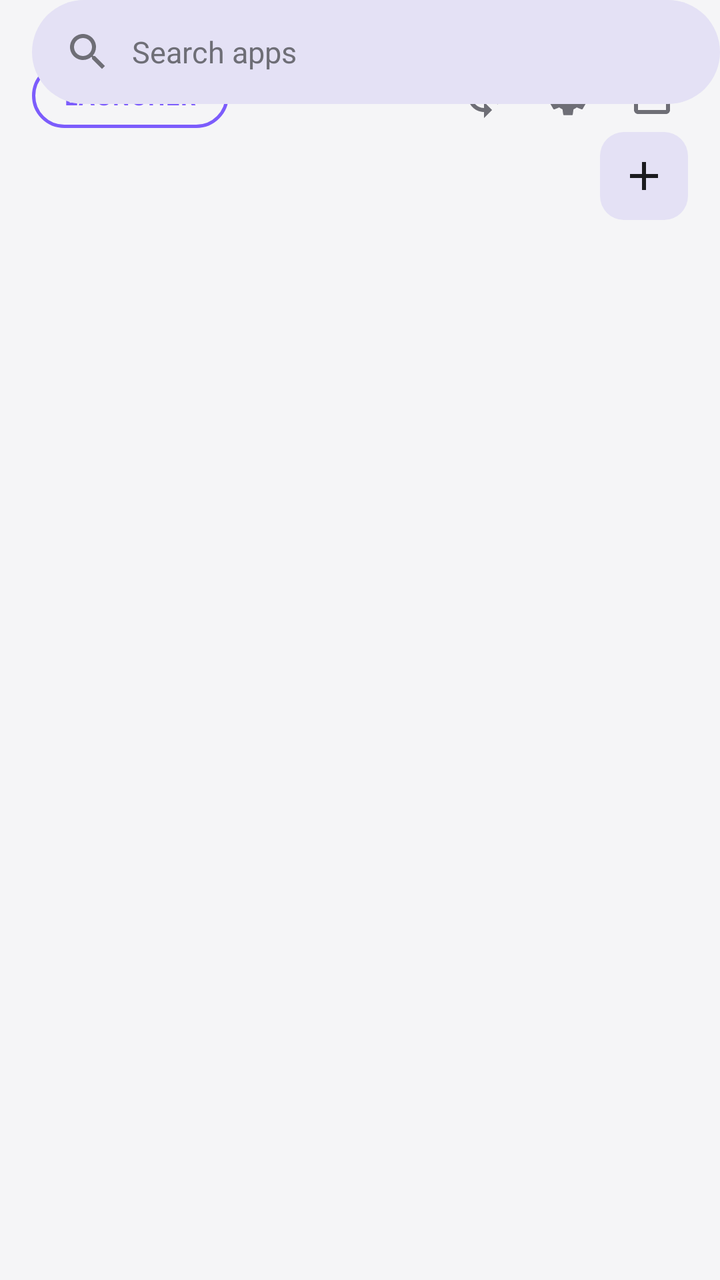
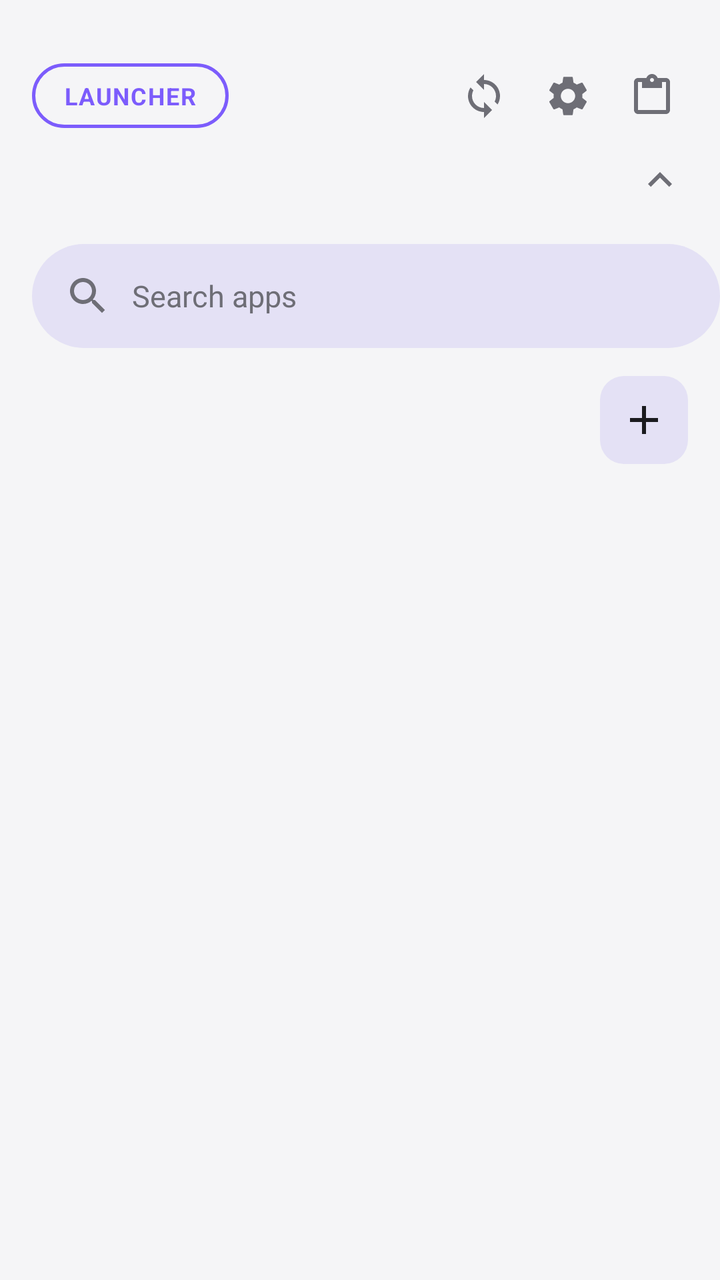

An Android layout rendered at two revisions. The XML below is the earlier revision; the diff shows what the commit changed to produce the second picture.
<!-- AndroidManifest.xml: activity theme Theme.DevBayLauncher -->
<!-- res/layout/activity_main.xml -->
<?xml version="1.0" encoding="utf-8"?>
<androidx.constraintlayout.widget.ConstraintLayout xmlns:android="http://schemas.android.com/apk/res/android"
    xmlns:app="http://schemas.android.com/apk/res-auto"
    xmlns:tools="http://schemas.android.com/tools"
    android:layout_width="match_parent"
    android:layout_height="match_parent"
    android:background="@color/launcher_background"
    android:fitsSystemWindows="true">

    <FrameLayout
        android:id="@+id/gestureZone"
        android:layout_width="match_parent"
        android:layout_height="wrap_content"
        android:minHeight="64dp"
        app:layout_constraintTop_toTopOf="parent"
        app:layout_constraintStart_toStartOf="parent"
        app:layout_constraintEnd_toEndOf="parent">

        <ImageView
            android:id="@+id/headerLogo"
            android:layout_width="44dp"
            android:layout_height="44dp"
            android:layout_gravity="center"
            android:layout_marginTop="16dp"
            android:src="@drawable/ic_launcher_foreground"
            android:contentDescription="@null" />

        <LinearLayout
            android:layout_width="wrap_content"
            android:layout_height="wrap_content"
            android:layout_gravity="end|center_vertical"
            android:layout_marginTop="16dp"
            android:layout_marginEnd="16dp"
            android:orientation="horizontal">

            <ImageButton
                android:id="@+id/resetButton"
                android:layout_width="36dp"
                android:layout_height="36dp"
                android:layout_marginEnd="6dp"
                android:background="?attr/selectableItemBackgroundBorderless"
                android:src="@drawable/ic_reset"
                app:tint="@color/launcher_text_secondary"
                android:contentDescription="@null" />

            <ImageButton
                android:id="@+id/settingsButton"
                android:layout_width="36dp"
                android:layout_height="36dp"
                android:layout_marginEnd="6dp"
                android:background="?attr/selectableItemBackgroundBorderless"
                android:src="@drawable/ic_developer_settings"
                app:tint="@color/launcher_text_secondary"
                android:contentDescription="@null" />

            <ImageButton
                android:id="@+id/clipboardButton"
                android:layout_width="36dp"
                android:layout_height="36dp"
                android:background="?attr/selectableItemBackgroundBorderless"
                android:src="@drawable/ic_clipboard"
                app:tint="@color/launcher_text_secondary"
                android:contentDescription="@null" />

        </LinearLayout>

        <TextView
            android:id="@+id/launcherSwitchButton"
            android:layout_width="wrap_content"
            android:layout_height="wrap_content"
            android:layout_gravity="start|center_vertical"
            android:layout_marginTop="16dp"
            android:layout_marginStart="16dp"
            android:background="@drawable/bg_launcher_pill"
            android:paddingStart="16dp"
            android:paddingEnd="16dp"
            android:paddingTop="8dp"
            android:paddingBottom="8dp"
            android:text="@string/launcher_button_label"
            android:textColor="@color/accent_primary"
            android:textSize="12sp"
            android:textStyle="bold"
            android:letterSpacing="0.05"
            android:clickable="true"
            android:focusable="true"
            android:elevation="4dp" />

    </FrameLayout>

    <LinearLayout
        android:layout_width="match_parent"
        android:layout_height="wrap_content"
        android:orientation="horizontal"
        android:gravity="center_vertical"
        android:layout_marginTop="8dp"
        app:layout_constraintTop_toBottomOf="@id/gestureZone"
        app:layout_constraintStart_toStartOf="parent"
        app:layout_constraintEnd_toEndOf="parent">

        <androidx.recyclerview.widget.RecyclerView
            android:id="@+id/quickToggleRow"
            android:layout_width="0dp"
            android:layout_height="wrap_content"
            android:layout_weight="1"
            android:paddingStart="12dp"
            android:clipToPadding="false"
            tools:listitem="@layout/item_quick_toggle" />

        <ImageButton
            android:id="@+id/quickToggleExpandButton"
            android:layout_width="36dp"
            android:layout_height="36dp"
            android:layout_marginEnd="12dp"
            android:background="?attr/selectableItemBackgroundBorderless"
            android:src="@drawable/ic_chevron_up"
            app:tint="@color/launcher_text_secondary"
            android:contentDescription="@null" />

    </LinearLayout>

    <EditText
        android:id="@+id/searchInput"
        android:layout_width="0dp"
        android:layout_height="52dp"
        android:layout_marginTop="14dp"
        android:layout_marginStart="16dp"
        android:background="@drawable/bg_search_pill"
        android:drawableStart="@drawable/ic_search"
        android:drawableTint="@color/launcher_text_secondary"
        android:drawablePadding="10dp"
        android:paddingStart="16dp"
        android:paddingEnd="16dp"
        android:gravity="center_vertical"
        android:hint="@string/search_apps_hint"
        android:textColorHint="@color/launcher_text_secondary"
        android:textColor="@color/launcher_text_primary"
        android:textSize="15sp"
        android:singleLine="true"
        android:inputType="text|textNoSuggestions"
        android:imeOptions="actionSearch"
        android:maxLines="1"
        app:layout_constraintTop_toBottomOf="@id/quickToggleRow"
        app:layout_constraintStart_toStartOf="parent"
        app:layout_constraintEnd_toStartOf="@id/vaultBiometricButton" />

    <ImageButton
        android:id="@+id/vaultBiometricButton"
        android:layout_width="44dp"
        android:layout_height="44dp"
        android:layout_marginStart="8dp"
        android:layout_marginEnd="16dp"
        android:background="@drawable/bg_add_widget_button"
        android:src="@drawable/ic_fingerprint"
        app:tint="@color/launcher_text_primary"
        android:visibility="gone"
        android:contentDescription="@null"
        app:layout_constraintTop_toTopOf="@id/searchInput"
        app:layout_constraintBottom_toBottomOf="@id/searchInput"
        app:layout_constraintEnd_toEndOf="parent" />

    <LinearLayout
        android:id="@+id/recentAppsSection"
        android:layout_width="0dp"
        android:layout_height="wrap_content"
        android:orientation="vertical"
        android:layout_marginTop="16dp"
        android:layout_marginStart="16dp"
        android:layout_marginEnd="16dp"
        android:visibility="gone"
        app:layout_constraintTop_toBottomOf="@id/searchInput"
        app:layout_constraintStart_toStartOf="parent"
        app:layout_constraintEnd_toEndOf="parent">

        <LinearLayout
            android:layout_width="match_parent"
            android:layout_height="wrap_content"
            android:orientation="horizontal"
            android:gravity="center_vertical">

            <TextView
                android:id="@+id/recentAppsLabel"
                android:layout_width="0dp"
                android:layout_height="wrap_content"
                android:layout_weight="1"
                android:text="@string/recent_apps_label"
                android:textColor="@color/launcher_text_secondary"
                android:textSize="12sp"
                android:textStyle="bold"
                android:letterSpacing="0.05" />

            <TextView
                android:id="@+id/clearRecentButton"
                android:layout_width="wrap_content"
                android:layout_height="wrap_content"
                android:text="@string/action_clear"
                android:textColor="@color/accent_primary"
                android:textSize="12sp"
                android:textStyle="bold"
                android:background="?attr/selectableItemBackground"
                android:paddingStart="8dp"
                android:paddingEnd="8dp"
                android:paddingTop="4dp"
                android:paddingBottom="4dp" />

        </LinearLayout>

        <androidx.recyclerview.widget.RecyclerView
            android:id="@+id/recentAppsRow"
            android:layout_width="match_parent"
            android:layout_height="wrap_content"
            android:layout_marginTop="6dp"
            android:clipToPadding="false"
            tools:listitem="@layout/item_recent_app" />

    </LinearLayout>

    <LinearLayout
        android:id="@+id/githubSection"
        android:layout_width="0dp"
        android:layout_height="wrap_content"
        android:orientation="vertical"
        android:layout_marginTop="14dp"
        android:layout_marginStart="16dp"
        android:layout_marginEnd="16dp"
        android:visibility="gone"
        app:layout_constraintTop_toBottomOf="@id/recentAppsSection"
        app:layout_constraintStart_toStartOf="parent"
        app:layout_constraintEnd_toEndOf="parent">

        <TextView
            android:layout_width="match_parent"
            android:layout_height="wrap_content"
            android:text="@string/github_section_label"
            android:textColor="@color/launcher_text_secondary"
            android:textSize="12sp"
            android:textStyle="bold"
            android:letterSpacing="0.05" />

        <androidx.recyclerview.widget.RecyclerView
            android:id="@+id/githubRepoRow"
            android:layout_width="match_parent"
            android:layout_height="wrap_content"
            android:layout_marginTop="6dp"
            android:clipToPadding="false"
            tools:listitem="@layout/item_github_repo_home" />

    </LinearLayout>

    <LinearLayout
        android:id="@+id/widgetRow"
        android:layout_width="0dp"
        android:layout_height="wrap_content"
        android:orientation="horizontal"
        android:gravity="center_vertical"
        android:layout_marginTop="14dp"
        android:layout_marginStart="16dp"
        android:layout_marginEnd="16dp"
        app:layout_constraintTop_toBottomOf="@id/githubSection"
        app:layout_constraintStart_toStartOf="parent"
        app:layout_constraintEnd_toEndOf="parent">

        <HorizontalScrollView
            android:layout_width="0dp"
            android:layout_height="wrap_content"
            android:layout_weight="1"
            android:scrollbars="none">

            <LinearLayout
                android:id="@+id/widgetStrip"
                android:layout_width="wrap_content"
                android:layout_height="wrap_content"
                android:orientation="horizontal" />

        </HorizontalScrollView>

        <ImageButton
            android:id="@+id/addWidgetButton"
            android:layout_width="44dp"
            android:layout_height="44dp"
            android:layout_marginStart="8dp"
            android:background="@drawable/bg_add_widget_button"
            android:src="@drawable/ic_add"
            app:tint="@color/launcher_text_primary"
            android:contentDescription="@null" />

    </LinearLayout>

    <TextView
        android:id="@+id/emptyState"
        android:layout_width="wrap_content"
        android:layout_height="wrap_content"
        android:text="@string/no_apps_found"
        android:textColor="@color/launcher_text_secondary"
        android:textSize="16sp"
        android:visibility="gone"
        app:layout_constraintTop_toBottomOf="@id/widgetRow"
        app:layout_constraintBottom_toBottomOf="parent"
        app:layout_constraintStart_toStartOf="parent"
        app:layout_constraintEnd_toEndOf="parent" />

    <androidx.recyclerview.widget.RecyclerView
        android:id="@+id/appGrid"
        android:layout_width="match_parent"
        android:layout_height="0dp"
        android:paddingTop="8dp"
        android:paddingStart="12dp"
        android:paddingEnd="12dp"
        android:paddingBottom="24dp"
        android:clipToPadding="false"
        android:scrollbars="vertical"
        tools:listitem="@layout/item_app"
        app:layout_constraintTop_toBottomOf="@id/widgetRow"
        app:layout_constraintBottom_toBottomOf="parent"
        app:layout_constraintStart_toStartOf="parent"
        app:layout_constraintEnd_toEndOf="parent" />

</androidx.constraintlayout.widget.ConstraintLayout>
<!-- res/layout/item_quick_toggle.xml (included above) -->
<?xml version="1.0" encoding="utf-8"?>
<LinearLayout xmlns:android="http://schemas.android.com/apk/res/android"
    xmlns:app="http://schemas.android.com/apk/res-auto"
    android:layout_width="76dp"
    android:layout_height="wrap_content"
    android:orientation="vertical"
    android:gravity="center"
    android:paddingTop="4dp"
    android:paddingBottom="4dp"
    android:background="?attr/selectableItemBackgroundBorderless"
    android:clickable="true"
    android:focusable="true">

    <FrameLayout
        android:layout_width="48dp"
        android:layout_height="48dp">

        <View
            android:id="@+id/chipCircle"
            android:layout_width="match_parent"
            android:layout_height="match_parent"
            android:background="@drawable/bg_chip_circle" />

        <ImageView
            android:id="@+id/chipIcon"
            android:layout_width="22dp"
            android:layout_height="22dp"
            android:layout_gravity="center"
            app:tint="@color/launcher_text_primary"
            android:contentDescription="@null" />

    </FrameLayout>

    <TextView
        android:id="@+id/chipLabel"
        android:layout_width="match_parent"
        android:layout_height="wrap_content"
        android:layout_marginTop="6dp"
        android:gravity="center"
        android:maxLines="2"
        android:ellipsize="end"
        android:textColor="@color/launcher_text_secondary"
        android:textSize="10sp" />

</LinearLayout>
<!-- res/layout/item_recent_app.xml (included above) -->
<?xml version="1.0" encoding="utf-8"?>
<FrameLayout xmlns:android="http://schemas.android.com/apk/res/android"
    android:layout_width="52dp"
    android:layout_height="52dp"
    android:layout_marginEnd="10dp"
    android:background="@drawable/bg_recent_icon"
    android:foreground="?attr/selectableItemBackgroundBorderless"
    android:clickable="true"
    android:focusable="true">

    <ImageView
        android:id="@+id/recentAppIcon"
        android:layout_width="36dp"
        android:layout_height="36dp"
        android:layout_gravity="center"
        android:contentDescription="@null" />

</FrameLayout>
<!-- res/layout/item_github_repo_home.xml (included above) -->
<?xml version="1.0" encoding="utf-8"?>
<LinearLayout xmlns:android="http://schemas.android.com/apk/res/android"
    xmlns:app="http://schemas.android.com/apk/res-auto"
    android:layout_width="wrap_content"
    android:layout_height="wrap_content"
    android:orientation="horizontal"
    android:gravity="center_vertical"
    android:layout_marginEnd="8dp"
    android:background="@drawable/bg_settings_card"
    android:paddingStart="12dp"
    android:paddingEnd="12dp"
    android:paddingTop="8dp"
    android:paddingBottom="8dp">

    <ImageView
        android:layout_width="16dp"
        android:layout_height="16dp"
        android:src="@drawable/ic_github"
        app:tint="@color/launcher_text_primary"
        android:contentDescription="@null" />

    <TextView
        android:id="@+id/repoHomeName"
        android:layout_width="wrap_content"
        android:layout_height="wrap_content"
        android:layout_marginStart="6dp"
        android:textColor="@color/launcher_text_primary"
        android:textSize="12sp"
        android:maxWidth="120dp"
        android:maxLines="1"
        android:ellipsize="end" />

    <TextView
        android:id="@+id/repoHomeCount"
        android:layout_width="wrap_content"
        android:layout_height="wrap_content"
        android:layout_marginStart="6dp"
        android:background="@drawable/bg_badge_circle"
        android:paddingStart="6dp"
        android:paddingEnd="6dp"
        android:paddingTop="2dp"
        android:paddingBottom="2dp"
        android:textColor="#FFFFFF"
        android:textSize="10sp"
        android:textStyle="bold" />

</LinearLayout>
<!-- res/layout/item_app.xml (included above) -->
<?xml version="1.0" encoding="utf-8"?>
<LinearLayout xmlns:android="http://schemas.android.com/apk/res/android"
    xmlns:tools="http://schemas.android.com/tools"
    android:layout_width="match_parent"
    android:layout_height="wrap_content"
    android:orientation="vertical"
    android:gravity="center"
    android:paddingTop="10dp"
    android:paddingBottom="10dp"
    android:background="?attr/selectableItemBackgroundBorderless"
    android:clickable="true"
    android:focusable="true">

    <FrameLayout
        android:layout_width="56dp"
        android:layout_height="56dp">

        <ImageView
            android:id="@+id/appIcon"
            android:layout_width="56dp"
            android:layout_height="56dp"
            android:contentDescription="@null" />

        <TextView
            android:id="@+id/appBadge"
            android:layout_width="wrap_content"
            android:layout_height="wrap_content"
            android:layout_gravity="top|end"
            android:minWidth="16dp"
            android:minHeight="16dp"
            android:background="@drawable/bg_badge_circle"
            android:gravity="center"
            android:includeFontPadding="false"
            android:paddingStart="3dp"
            android:paddingEnd="3dp"
            android:textColor="#FFFFFF"
            android:textSize="9sp"
            android:textStyle="bold"
            android:visibility="gone"
            tools:ignore="SmallSp" />

    </FrameLayout>

    <TextView
        android:id="@+id/appLabel"
        android:layout_width="match_parent"
        android:layout_height="wrap_content"
        android:layout_marginTop="6dp"
        android:gravity="center"
        android:maxLines="1"
        android:ellipsize="end"
        android:textColor="@color/launcher_text_primary"
        android:textSize="12sp" />

</LinearLayout>
<!-- resources referenced by this layout -->
<resources>
  <color name="accent_primary">#7C5CFC</color>
  <color name="launcher_background">#F5F5F7</color>
  <color name="launcher_text_primary">#1B1B1F</color>
  <color name="launcher_text_secondary">#6E6E76</color>
  <!-- drawable bg_add_widget_button (drawable) -->
  <?xml version="1.0" encoding="utf-8"?>
  <shape xmlns:android="http://schemas.android.com/apk/res/android" android:shape="rectangle">
      <solid android:color="@color/search_pill_background" />
      <corners android:radius="12dp" />
  </shape>
  <!-- drawable bg_badge_circle (drawable) -->
  <?xml version="1.0" encoding="utf-8"?>
  <shape xmlns:android="http://schemas.android.com/apk/res/android" android:shape="oval">
      <solid android:color="#E53935" />
  </shape>
  <!-- drawable bg_chip_circle (drawable) -->
  <?xml version="1.0" encoding="utf-8"?>
  <selector xmlns:android="http://schemas.android.com/apk/res/android">
      <item android:state_selected="true">
          <shape android:shape="oval">
              <solid android:color="@color/accent_primary" />
          </shape>
      </item>
      <item>
          <shape android:shape="oval">
              <solid android:color="@color/search_pill_background" />
          </shape>
      </item>
  </selector>
  <!-- drawable bg_launcher_pill (drawable) -->
  <?xml version="1.0" encoding="utf-8"?>
  <shape xmlns:android="http://schemas.android.com/apk/res/android" android:shape="rectangle">
      <stroke android:width="1.5dp" android:color="@color/accent_primary" />
      <corners android:radius="20dp" />
      <solid android:color="@android:color/transparent" />
  </shape>
  <!-- drawable bg_recent_icon (drawable) -->
  <?xml version="1.0" encoding="utf-8"?>
  <shape xmlns:android="http://schemas.android.com/apk/res/android" android:shape="oval">
      <solid android:color="@color/search_pill_background" />
  </shape>
  <!-- drawable bg_search_pill (drawable) -->
  <?xml version="1.0" encoding="utf-8"?>
  <shape xmlns:android="http://schemas.android.com/apk/res/android"
      android:shape="rectangle">
      <solid android:color="@color/search_pill_background" />
      <corners android:radius="28dp" />
  </shape>
  <!-- drawable bg_settings_card (drawable) -->
  <?xml version="1.0" encoding="utf-8"?>
  <shape xmlns:android="http://schemas.android.com/apk/res/android" android:shape="rectangle">
      <solid android:color="@color/search_pill_background" />
      <corners android:radius="16dp" />
  </shape>
  <!-- drawable ic_add (drawable) -->
  <vector xmlns:android="http://schemas.android.com/apk/res/android"
      android:width="24dp" android:height="24dp"
      android:viewportWidth="24" android:viewportHeight="24">
      <path android:fillColor="#FFFFFF" android:pathData="M19,13h-6v6h-2v-6H5v-2h6V5h2v6h6v2z" />
  </vector>
  <!-- drawable ic_chevron_up (drawable) -->
  <vector xmlns:android="http://schemas.android.com/apk/res/android"
      android:width="24dp" android:height="24dp"
      android:viewportWidth="24" android:viewportHeight="24">
      <path android:fillColor="#FFFFFF" android:pathData="M7.41,15.41L12,10.83l4.59,4.58L18,14l-6,-6 -6,6z" />
  </vector>
  <!-- drawable ic_clipboard (drawable) -->
  <vector xmlns:android="http://schemas.android.com/apk/res/android"
      android:width="24dp" android:height="24dp"
      android:viewportWidth="24" android:viewportHeight="24">
      <path android:fillColor="#FFFFFF" android:pathData="M19,3h-4.18C14.4,1.84 13.3,1 12,1c-1.3,0 -2.4,0.84 -2.82,2H5C3.9,3 3,3.9 3,5v14c0,1.1 0.9,2 2,2h14c1.1,0 2,-0.9 2,-2V5c0,-1.1 -0.9,-2 -2,-2zM12,3c0.55,0 1,0.45 1,1s-0.45,1 -1,1 -1,-0.45 -1,-1 0.45,-1 1,-1zM19,19H5V5h2v3h10V5h2v14z" />
  </vector>
  <string name="action_clear">Clear</string>
  <string name="github_section_label">GITHUB</string>
  <string name="launcher_button_label">LAUNCHER</string>
  <string name="no_apps_found">No apps found</string>
  <string name="recent_apps_label">RECENT</string>
  <string name="search_apps_hint">Search apps</string>
  <color name="search_pill_background">#E4E1F5</color>
</resources>

<!-- the commit's change to res/layout/activity_main.xml (unified diff, before → after) -->
@@ -88,6 +88,7 @@
     </FrameLayout>
 
     <LinearLayout
+        android:id="@+id/quickToggleContainer"
         android:layout_width="match_parent"
         android:layout_height="wrap_content"
         android:orientation="horizontal"
@@ -139,7 +140,7 @@
         android:inputType="text|textNoSuggestions"
         android:imeOptions="actionSearch"
         android:maxLines="1"
-        app:layout_constraintTop_toBottomOf="@id/quickToggleRow"
+        app:layout_constraintTop_toBottomOf="@id/quickToggleContainer"
         app:layout_constraintStart_toStartOf="parent"
         app:layout_constraintEnd_toStartOf="@id/vaultBiometricButton" />
 
